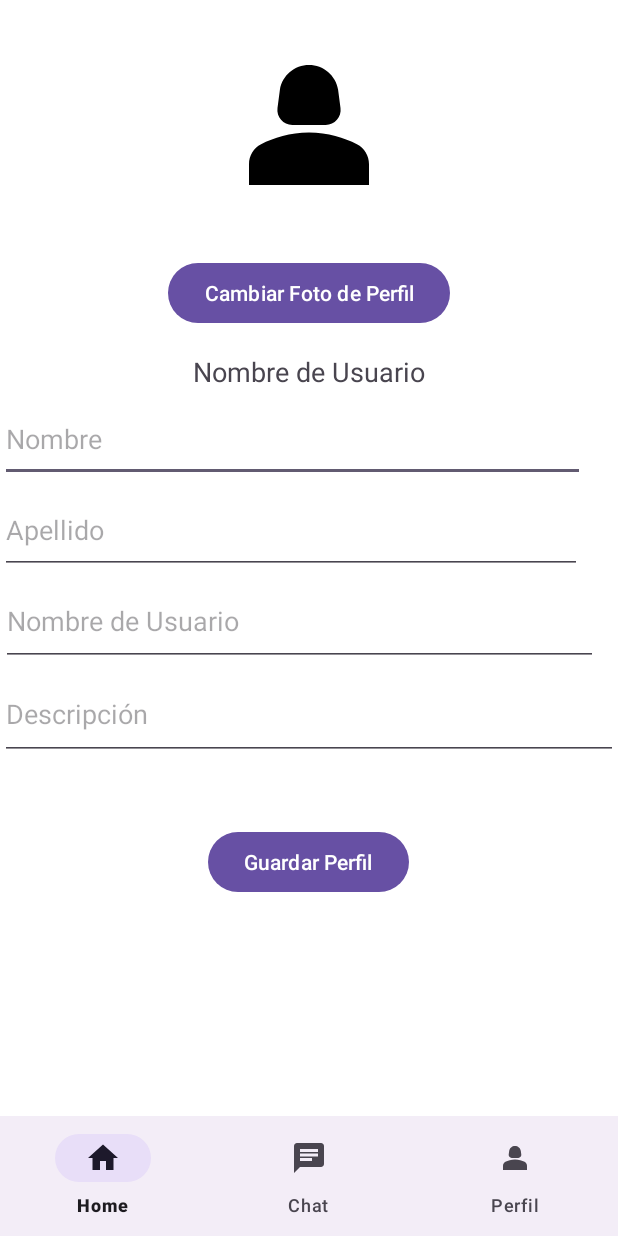
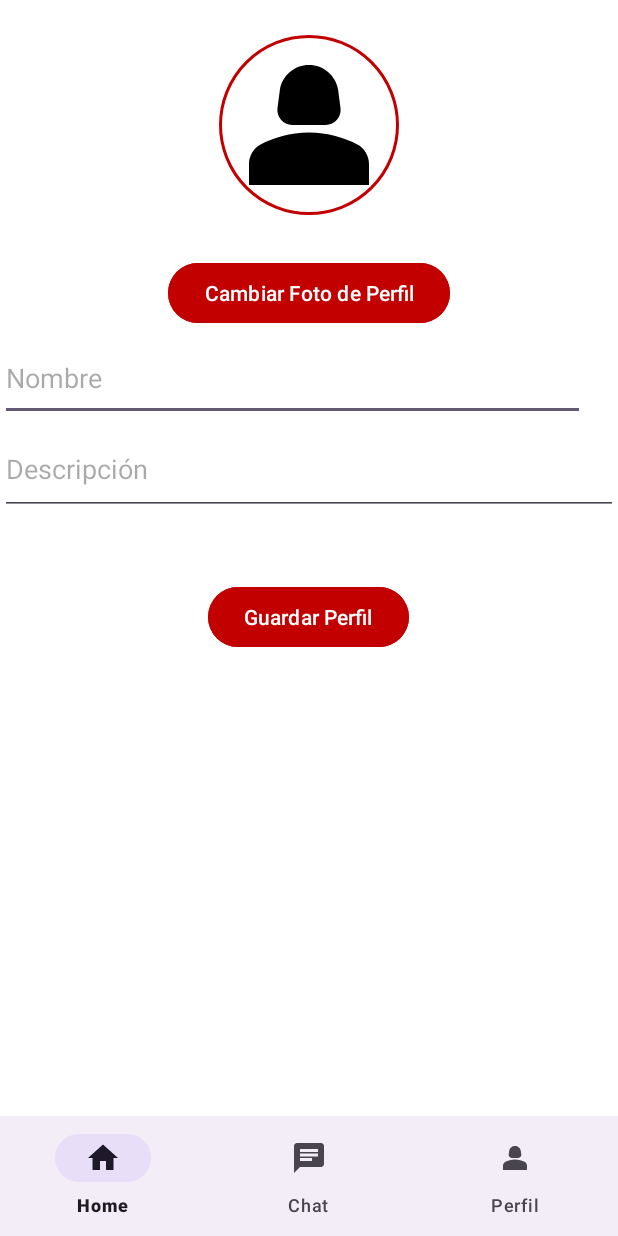
Before and after one commit to Frankerh/InacapPlus, an Android app: the EditarPerfil screen opened directly, with no data from a screen before it, on a phone screen of 412 x 824 dp. Run offline under Robolectric (Android 15) with nearby library versions, the phone set to English and light mode, and no system bars; our stand-ins replace CircleImageView, Firebase (no records; nobody signed in at launch, a user with empty details on screens opened directly); 1 statement that could not run was skipped.

Commit message:
26-10(editar perfil)

```diff
--- a/app/src/main/res/layout/editarperf_main.xml
+++ b/app/src/main/res/layout/editarperf_main.xml
@@ -11,14 +11,16 @@
 
 
     <!-- Nombre de usuario -->
-    <ImageView
+    <de.hdodenhof.circleimageview.CircleImageView
         android:id="@+id/profileImageView"
         android:layout_width="120dp"
         android:layout_height="120dp"
         android:layout_alignParentTop="true"
         android:layout_centerHorizontal="true"
         android:layout_marginTop="23dp"
-        android:src="@drawable/ic_profile" />
+        android:src="@drawable/ic_profile"
+        app:civ_border_width="2dp"
+        app:civ_border_color="@color/rojo"/>
 
     <Button
         android:id="@+id/changeProfileImageButton"
@@ -26,48 +28,25 @@
         android:layout_height="wrap_content"
         android:layout_below="@+id/profileImageView"
         android:layout_centerHorizontal="true"
+        android:backgroundTint="@color/rojo"
+        android:textColor="@color/white"
         android:layout_marginTop="28dp"
         android:text="Cambiar Foto de Perfil" />
 
-    <TextView
-        android:id="@+id/usernameTextView"
-        android:layout_width="wrap_content"
-        android:layout_height="wrap_content"
-        android:layout_below="@id/changeProfileImageButton"
-        android:layout_centerHorizontal="true"
-        android:layout_marginTop="16dp"
-        android:text="Nombre de Usuario"
-        android:textSize="18sp" />
+
 
     <!-- Agregar campos para nombre, apellido, nombre de usuario y descripción -->
     <EditText
-        android:id="@+id/firstNameEditText"
+        android:id="@+id/usernameEditText"
         android:layout_width="390dp"
         android:layout_height="57dp"
-        android:layout_below="@id/usernameTextView"
+        android:layout_below="@id/changeProfileImageButton"
         android:layout_marginTop="4dp"
         android:textColor="@color/black"
         android:hint="Nombre" />
 
-    <EditText
-        android:id="@+id/lastNameEditText"
-        android:layout_width="388dp"
-        android:layout_height="58dp"
-        android:layout_below="@id/firstNameEditText"
-        android:layout_marginTop="3dp"
-        android:textColor="@color/black"
-        android:hint="Apellido" />
 
-    <EditText
-        android:id="@+id/usernameEditText"
-        android:layout_width="398dp"
-        android:layout_height="60dp"
-        android:layout_below="@id/lastNameEditText"
-        android:layout_alignParentEnd="true"
-        android:layout_marginTop="1dp"
-        android:layout_marginEnd="13dp"
-        android:textColor="@color/black"
-        android:hint="Nombre de Usuario" />
+
 
     <EditText
         android:id="@+id/descriptionEditText"
@@ -88,6 +67,8 @@
         android:layout_height="wrap_content"
         android:layout_below="@id/descriptionEditText"
         android:layout_centerHorizontal="true"
+        android:backgroundTint="@color/rojo"
+        android:textColor="@color/white"
         android:layout_marginTop="44dp"
         android:text="Guardar Perfil" />
 
```
Also changed, not shown: app/src/main/java/com/example/myapplication/EditarPerfil.java (+83 -139 lines).
